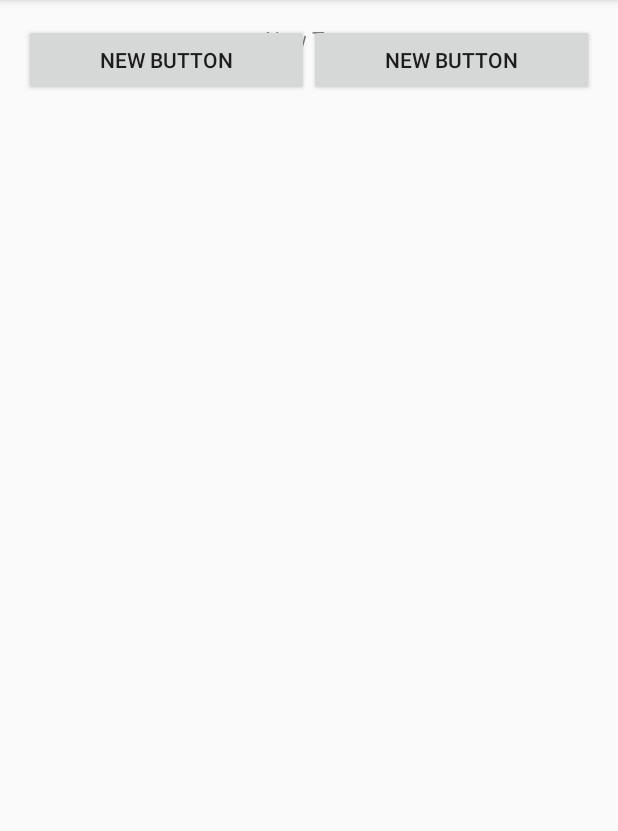
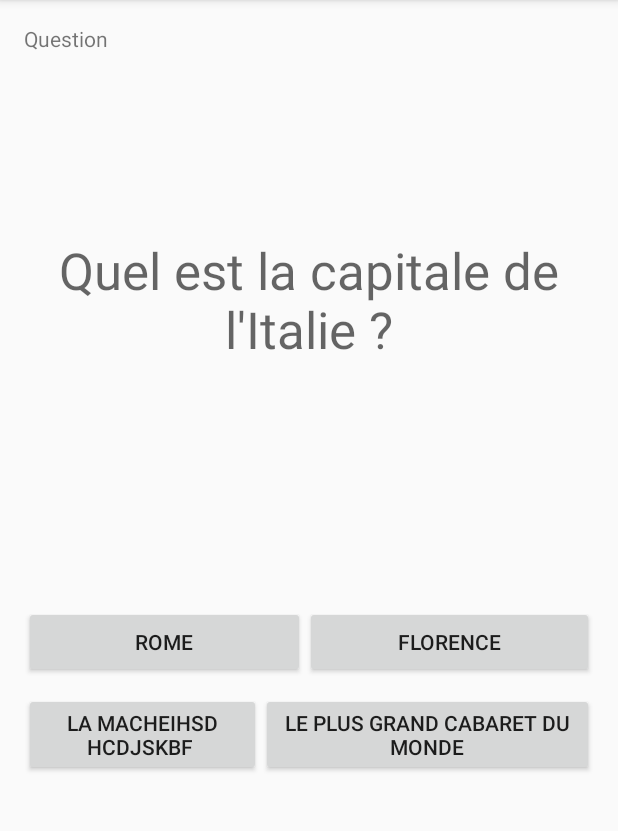
Before and after one commit to vaferrere/Projet-Android, an Android app: the ChallengeActivity screen opened directly, with no data from a screen before it, on a phone screen of 412 x 824 dp, the part 84-915 px from its top. Run offline under Robolectric (Android 15) with nearby library versions, the phone set to English and light mode, and no system bars.

Commit message:
Modification vue
Travail sur vue Challenge

```diff
--- a/app/src/main/res/layout/activity_challenge.xml
+++ b/app/src/main/res/layout/activity_challenge.xml
@@ -9,38 +9,65 @@
             android:paddingTop="@dimen/activity_vertical_margin"
             tools:context="apple.iquizz.view.ChallengeActivity">
 
-    <TextView
-        android:layout_width="wrap_content"
-        android:layout_height="wrap_content"
-        android:text="New Text"
-        android:id="@+id/textView"
-        android:layout_alignParentTop="true"
-        android:layout_centerHorizontal="true" />
             <LinearLayout
                 android:orientation="vertical"
                 android:layout_width="match_parent"
                 android:layout_height="match_parent">
 
+                <RelativeLayout
+                android:orientation="vertical"
+                android:layout_width="match_parent"
+                android:layout_height="match_parent"
+                android:id="@+id/linear_layout_question"
+                android:layout_weight="1">
+
+                    <TextView
+                        android:layout_width="wrap_content"
+                        android:layout_height="wrap_content"
+                        android:textAppearance="?android:attr/textAppearanceSmall"
+                        android:text="@string/label_question"
+                        android:id="@+id/tv_label_question"
+                        />
+
+                    <TextView
+                        android:layout_width="wrap_content"
+                        android:layout_height="wrap_content"
+                        android:text="Quel est la capitale de l'Italie ?"
+                        android:id="@+id/tv_question"
+                        style="@style/Base.TextAppearance.AppCompat.Display1"
+                        android:textAlignment="center"
+                        android:layout_gravity="center"
+                        android:layout_centerVertical="true" />
+                </RelativeLayout>
+
+                    <LinearLayout
+                     android:orientation="vertical"
+                     android:layout_width="match_parent"
+                     android:layout_height="match_parent"
+                     android:paddingTop="20dp"
+                     android:layout_weight="1"
+                     android:id="@+id/linear_layout_button">
 
                           <LinearLayout
                              android:orientation="horizontal"
                              android:layout_width="match_parent"
-        android:layout_height="match_parent"
-        android:layout_below="@+id/textView"
-        android:layout_centerHorizontal="true">
+                             android:layout_height="wrap_content"
+                             android:layout_below="@+id/tv_question"
+                             android:paddingBottom="10dp"
+                             android:id="@+id/linear_layout_row1">
 
                              <Button
                                  android:layout_width="wrap_content"
                                  android:layout_height="wrap_content"
-            android:text="New Button"
-            android:id="@+id/button"
-            android:layout_weight="1"/>
+                                 android:text="Rome"
+                                 android:id="@+id/bt_reponse1"
+                                 android:layout_weight="1" />
 
                              <Button
                                  android:layout_width="wrap_content"
                                  android:layout_height="wrap_content"
-            android:text="New Button"
-            android:id="@+id/button2"
+                                 android:text="Florence"
+                                 android:id="@+id/bt_reponse2"
                                  android:layout_weight="1"/>
                          </LinearLayout>
 
@@ -48,24 +75,23 @@
                              android:orientation="horizontal"
                              android:layout_width="match_parent"
                              android:layout_height="match_parent"
-        android:layout_below="@+id/textView"
-        android:layout_centerHorizontal="true">
+                             android:id="@+id/linear_layout_row2">
 
                              <Button
                                  android:layout_width="wrap_content"
                                  android:layout_height="wrap_content"
-            android:text="New Button"
-            android:id="@+id/button3"
-            android:layout_weight="1"/>
+                                 android:text="La macheihsd hcdjskbf "
+                                 android:id="@+id/bt_reponse3"
+                                 android:layout_weight="1"
+                                 />
 
                              <Button
                                  android:layout_width="wrap_content"
                                  android:layout_height="wrap_content"
-            android:text="New Button"
-            android:id="@+id/button4"
-            android:layout_weight="1"/>
+                                 android:text="Le plus grand cabaret du monde"
+                                 android:id="@+id/bt_reponse4"
+                                 android:layout_weight="1" />
                          </LinearLayout>
-
                      </LinearLayout>
-
+            </LinearLayout>
         </RelativeLayout>
--- a/app/src/main/res/values/strings.xml
+++ b/app/src/main/res/values/strings.xml
@@ -6,4 +6,5 @@
     <string name="no_data_available">Aucun joueur n\'est disponible</string>
     <string name="bt_retour_recherche">retour</string>
     <string name="bt_recherche_refresh">rafraîchir</string>
+    <string name="label_question">Question</string>
 </resources>
```
Lines whose indentation alone changed are shown as unchanged.
